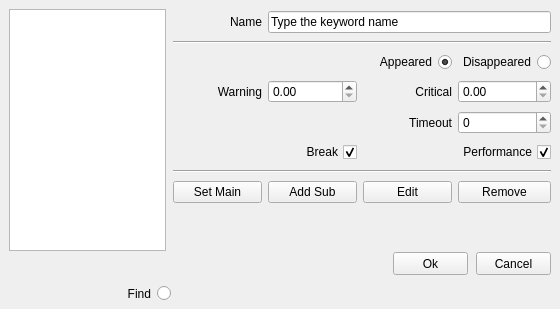
This is alyvix/extra/robotide/qt_ui/alyvix_object_finder_properties_view.ui in alyvix/alyvix as Qt 5 draws it before an edit. The edited form follows.
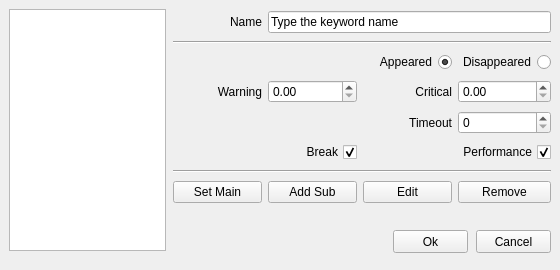
This is the edited form.

```diff
--- a/alyvix/extra/robotide/qt_ui/alyvix_object_finder_properties_view.ui
+++ b/alyvix/extra/robotide/qt_ui/alyvix_object_finder_properties_view.ui
@@ -7,7 +7,7 @@
     <x>0</x>
     <y>0</y>
     <width>560</width>
-    <height>309</height>
+    <height>270</height>
    </rect>
   </property>
   <property name="windowTitle">
@@ -17,7 +17,7 @@
    <property name="geometry">
     <rect>
      <x>393</x>
-     <y>252</y>
+     <y>230</y>
      <width>75</width>
      <height>23</height>
     </rect>
@@ -30,7 +30,7 @@
    <property name="geometry">
     <rect>
      <x>476</x>
-     <y>252</y>
+     <y>230</y>
      <width>75</width>
      <height>23</height>
     </rect>
```
Left out of the diff: 19 changed lines with no effect on the pictures.
